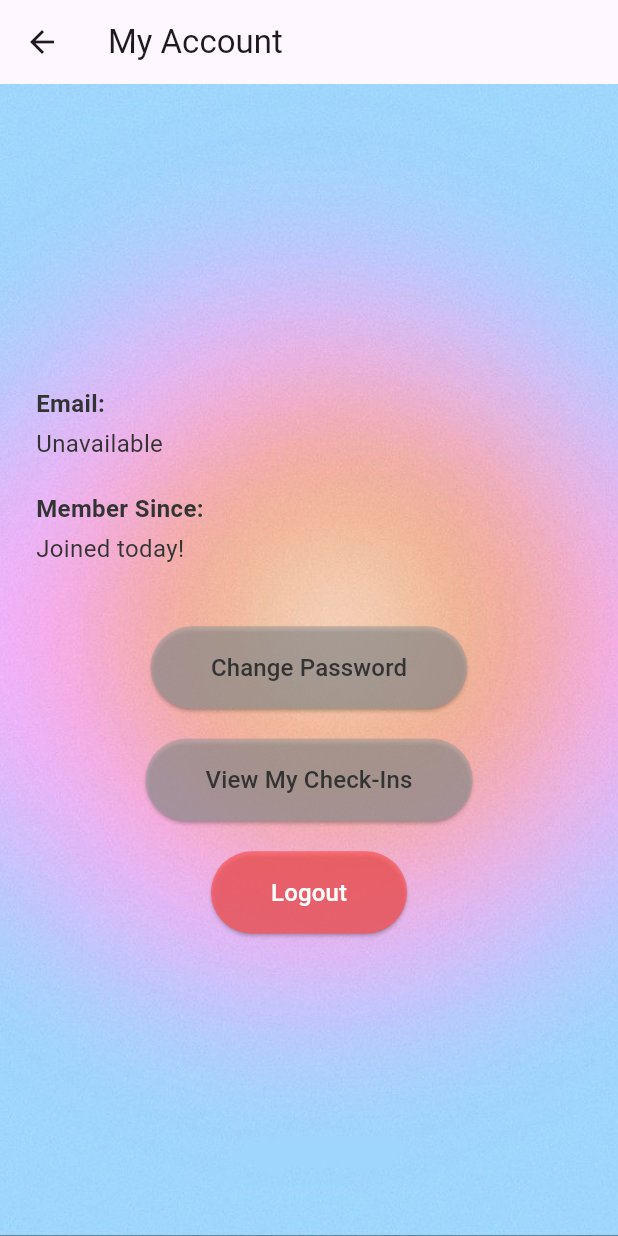
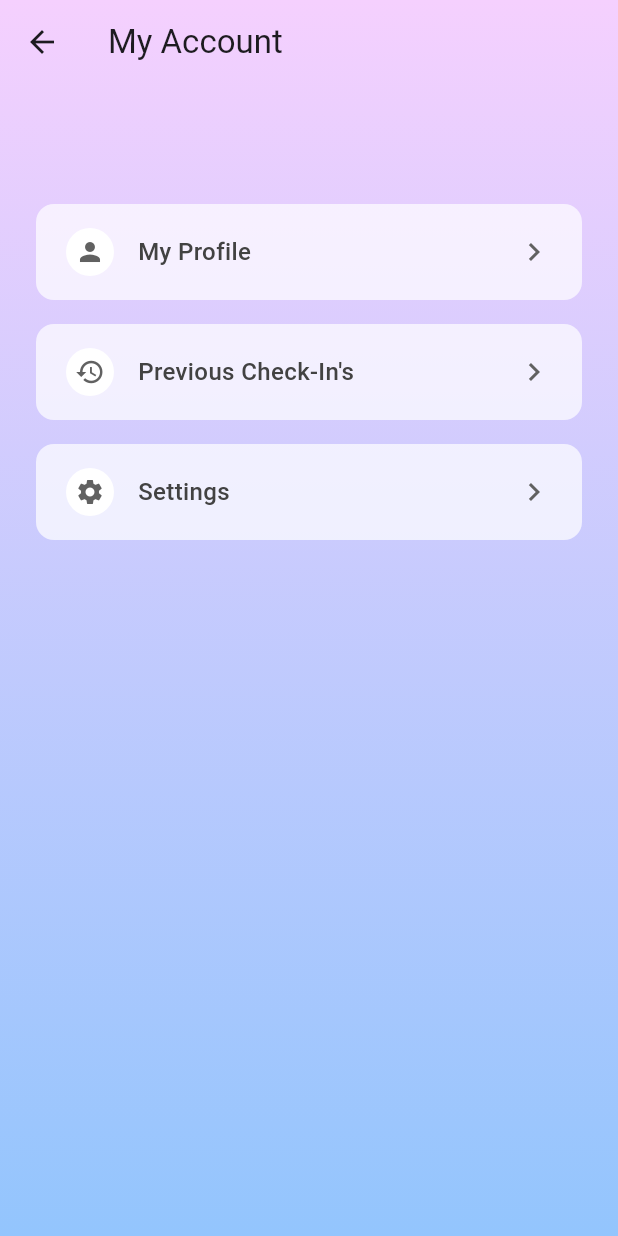
Before and after one commit to maggeema/Aura, a Flutter app: the AccountPage screen opened by its route, on a phone screen of 412 x 824 dp. Run offline on Flutter 3.47's test engine with Material 3 defaults, Android fonts, the phone set to English and light mode, and no system bars; our stand-ins replace cloud_firestore, csv, firebase_auth, firebase_core, google_maps_flutter, location; missing offline and left inert: date_format_field; accounts and stored records are empty.

Commit message:
Update account_page.dart

```diff
--- a/lib/Pages/account_page.dart
+++ b/lib/Pages/account_page.dart
@@ -1,6 +1,8 @@
 import 'package:flutter/material.dart';
 import 'package:firebase_auth/firebase_auth.dart';
-import 'package:cloud_firestore/cloud_firestore.dart';
+import 'profile_page.dart';
+import 'past_checkins.dart';
+import 'settings_page.dart';
 
 class AccountPage extends StatefulWidget {
   @override
@@ -8,119 +10,68 @@ class AccountPage extends StatefulWidget {
 }
 
 class _AccountPageState extends State<AccountPage> {
-  String email = '';
-  String memberDuration = '';
-  bool isLoading = true;
-
-  @override
-  void initState() {
-    super.initState();
-    loadUserData();
-  }
-
-  Future<void> loadUserData() async {
-    final uid = FirebaseAuth.instance.currentUser?.uid;
-    if (uid != null) {
-      final doc = await FirebaseFirestore.instance.collection('users').doc(uid).get();
-      final userData = doc.data();
-      if (userData != null) {
-        final emailFromDb = userData['email'] as String?;
-        final createdAtTimestamp = userData['createdAt'] as Timestamp?;
-
-        if (emailFromDb != null && createdAtTimestamp != null) {
-          final createdAt = createdAtTimestamp.toDate();
-          final now = DateTime.now();
-          final difference = now.difference(createdAt);
-
-          setState(() {
-            email = emailFromDb;
-            memberDuration = formatDuration(difference);
-            isLoading = false;
-          });
-        } else {
-          setState(() {
-            isLoading = false; // Even if fields are missing, stop loading spinner
-          });
-        }
-      } else {
-        setState(() {
-          isLoading = false;
-        });
-      }
-    } else {
-      setState(() {
-        isLoading = false;
-      });
-    }
-  }
-
-  String formatDuration(Duration diff) {
-    if (diff.inDays >= 365) {
-      final years = diff.inDays ~/ 365;
-      return "$years year${years > 1 ? 's' : ''} ago";
-    } else if (diff.inDays >= 30) {
-      final months = diff.inDays ~/ 30;
-      return "$months month${months > 1 ? 's' : ''} ago";
-    } else if (diff.inDays >= 1) {
-      return "${diff.inDays} day${diff.inDays > 1 ? 's' : ''} ago";
-    } else {
-      return "Joined today!";
-    }
-  }
-
-  void _changePassword() async {
-    final user = FirebaseAuth.instance.currentUser;
-    if (user != null && user.email != null) {
-      await FirebaseAuth.instance.sendPasswordResetEmail(email: user.email!);
-      showDialog(
-        context: context,
-        builder: (_) => AlertDialog(
-          title: Text('Password Reset'),
-          content: Text('A password reset link has been sent to your email.'),
-          actions: [
-            TextButton(onPressed: () => Navigator.pop(context), child: Text('OK')),
-          ],
-        ),
-      );
-    }
-  }
-
-  void _logout() async {
-    await FirebaseAuth.instance.signOut();
-    Navigator.pushNamedAndRemoveUntil(context, '/login', (route) => false);
-  }
-
   @override
   Widget build(BuildContext context) {
-    final darkGrey = Color(0xFF333333);
-
     return Scaffold(
-      appBar: AppBar(title: Text('My Account')),
+      appBar: AppBar(
+        title: Text('My Account'),
+        backgroundColor: Colors.transparent,
+        elevation: 0,
+        leading: IconButton(
+          icon: Icon(Icons.arrow_back),
+          onPressed: () => Navigator.pushReplacementNamed(context, '/map'),
+        ),
+      ),
+      extendBodyBehindAppBar: true,
       body: Container(
         decoration: BoxDecoration(
-          image: DecorationImage(
-            image: AssetImage("assets/background.jpg"),
-            fit: BoxFit.cover,
+          gradient: LinearGradient(
+            begin: Alignment.topCenter,
+            end: Alignment.bottomCenter,
+            colors: [Color(0xFFF5D0FE), Color(0xFF93C5FD)],
           ),
         ),
-        child: Center(
-          child: isLoading
-              ? CircularProgressIndicator() // show spinner while loading
-              : Padding(
-                  padding: const EdgeInsets.all(24.0),
+        child: SafeArea(
+          child: Padding(
+            padding: const EdgeInsets.symmetric(horizontal: 24.0),
             child: Column(
-                    mainAxisAlignment: MainAxisAlignment.center,
-                    crossAxisAlignment: CrossAxisAlignment.start,
               children: [
-                      Text('Email:', style: TextStyle(fontSize: 16, fontWeight: FontWeight.bold, color: darkGrey)),
-                      SizedBox(height: 4),
-                      Text(email.isNotEmpty ? email : 'Unavailable', style: TextStyle(fontSize: 16, color: darkGrey)),
-                      SizedBox(height: 20),
-                      Text('Member Since:', style: TextStyle(fontSize: 16, fontWeight: FontWeight.bold, color: darkGrey)),
-                      SizedBox(height: 4),
-                      Text(memberDuration.isNotEmpty ? memberDuration : 'Unavailable', style: TextStyle(fontSize: 16, color: darkGrey)),
-                      SizedBox(height: 40),
-                      _buildActionButtons(darkGrey),
+                SizedBox(height: 80), // Add top space since avatar is gone
+
+                // My Profile Button
+                _buildNavButton(
+                  context: context,
+                  icon: Icons.person,
+                  label: "My Profile",
+                  onTap: () => Navigator.push(
+                    context,
+                    MaterialPageRoute(builder: (context) => ProfilePage()),
+                  ),
+                ),
+                SizedBox(height: 16),
+
+                // Previous Check-Ins Button
+                _buildNavButton(
+                  context: context,
+                  icon: Icons.history,
+                  label: "Previous Check-In's",
+                  onTap: () => Navigator.push(
+                    context,
+                    MaterialPageRoute(builder: (context) => CheckInsPage()),
+                  ),
+                ),
+                SizedBox(height: 16),
+
+                // Settings Button
+                _buildNavButton(
+                  context: context,
+                  icon: Icons.settings,
+                  label: "Settings",
+                  onTap: () => Navigator.push(
+                    context,
+                    MaterialPageRoute(builder: (context) => SettingsPage()),
+                  ),
+                ),
               ],
             ),
           ),
@@ -129,42 +80,48 @@ class _AccountPageState extends State<AccountPage> {
     );
   }
 
-  Widget _buildActionButtons(Color darkGrey) {
-    return Column(
+  Widget _buildNavButton({
+    required BuildContext context,
+    required IconData icon,
+    required String label,
+    required VoidCallback onTap,
+  }) {
+    return Container(
+      width: double.infinity,
+      decoration: BoxDecoration(
+        color: Colors.white.withOpacity(0.7),
+        borderRadius: BorderRadius.circular(12),
+      ),
+      child: Material(
+        color: Colors.transparent,
+        child: InkWell(
+          onTap: onTap,
+          borderRadius: BorderRadius.circular(12),
+          child: Padding(
+            padding: const EdgeInsets.symmetric(vertical: 16.0, horizontal: 20.0),
+            child: Row(
               children: [
-        Center(
-          child: ElevatedButton(
-            onPressed: _changePassword,
-            style: ElevatedButton.styleFrom(
-              backgroundColor: Colors.grey.withOpacity(0.6),
-              padding: EdgeInsets.symmetric(horizontal: 40, vertical: 16),
+                CircleAvatar(
+                  backgroundColor: Colors.white,
+                  radius: 16,
+                  child: Icon(icon, color: Colors.grey[700], size: 20),
                 ),
-            child: Text('Change Password', style: TextStyle(fontSize: 16, color: darkGrey)),
+                SizedBox(width: 16),
+                Text(
+                  label,
+                  style: TextStyle(
+                    fontSize: 16,
+                    fontWeight: FontWeight.w500,
+                    color: Colors.grey[800],
                   ),
                 ),
-        SizedBox(height: 20),
-        Center(
-          child: ElevatedButton(
-            onPressed: () => Navigator.pushNamed(context, '/checkins'),
-            style: ElevatedButton.styleFrom(
-              backgroundColor: Colors.grey.withOpacity(0.6),
-              padding: EdgeInsets.symmetric(horizontal: 40, vertical: 16),
-            ),
-            child: Text('View My Check-Ins', style: TextStyle(fontSize: 16, color: darkGrey)),
+                Spacer(),
+                Icon(Icons.chevron_right, color: Colors.grey[700]),
+              ],
             ),
           ),
-        SizedBox(height: 20),
-        Center(
-          child: ElevatedButton(
-            onPressed: _logout,
-            style: ElevatedButton.styleFrom(
-              backgroundColor: Colors.redAccent.withOpacity(0.7),
-              padding: EdgeInsets.symmetric(horizontal: 40, vertical: 16),
-            ),
-            child: Text('Logout', style: TextStyle(fontSize: 16, color: Colors.white)),
         ),
       ),
-      ],
     );
   }
 }
```
Lines whose indentation alone changed are shown as unchanged.
